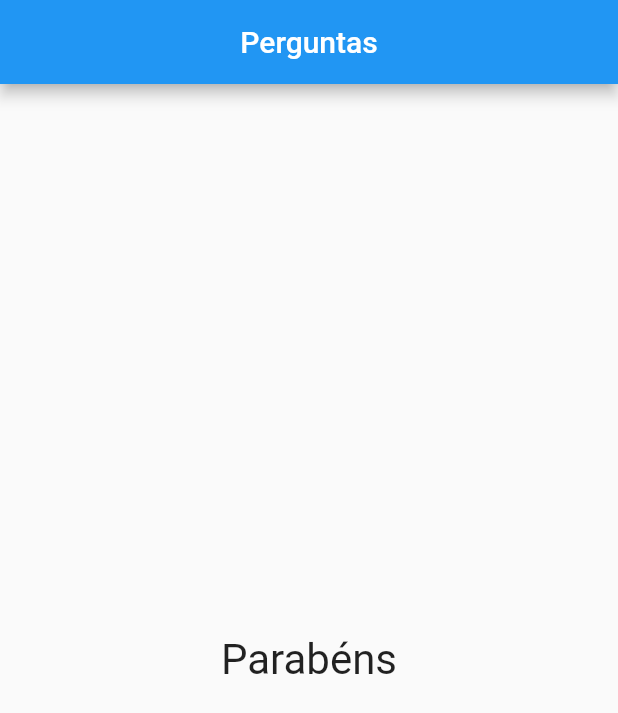
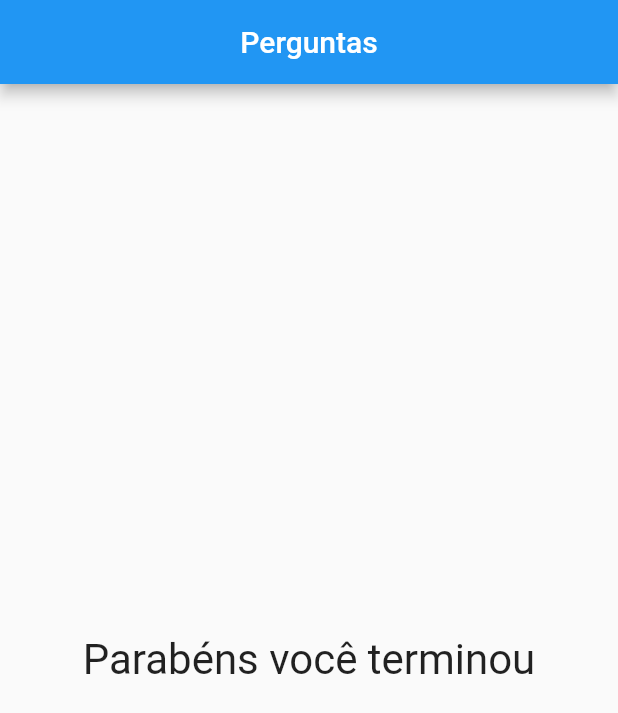
Before and after one commit to pedroschiavom/estudos-flutter, a Flutter app: the screen it shows after launch, after a tap on "Preto", after a tap on "Cobra", after a tap on "Leo", on a phone screen of 412 x 824 dp. Shown: the top 713 px of the screen. Run offline on Flutter 3.47's test engine with Material 2 defaults, Android fonts, the phone set to English and light mode, and no system bars.

```diff
--- a/lib/resultado.dart
+++ b/lib/resultado.dart
@@ -8,7 +8,7 @@ class Resultado extends StatelessWidget{
   Widget build(BuildContext context) {
     return Center(
        child: Text(
-        'Parabéns',
+        'Parabéns você terminou',
         style: TextStyle(fontSize: 28),
         ),
     );
```
